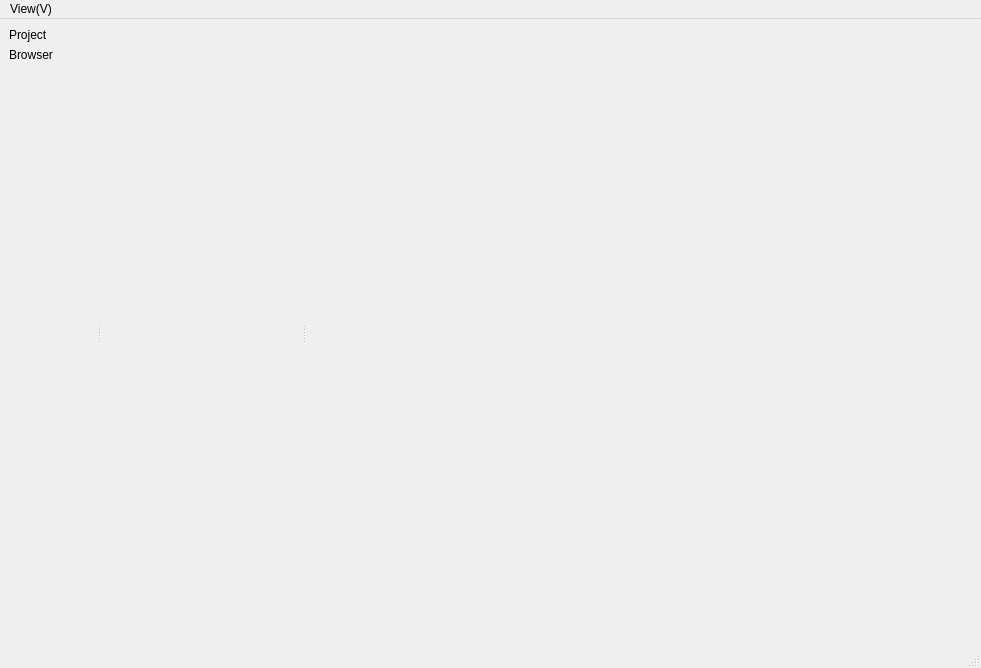
Qt form src/ui/mainwindow.ui (xiangCaO233/MusicMapMaker) before a commit.
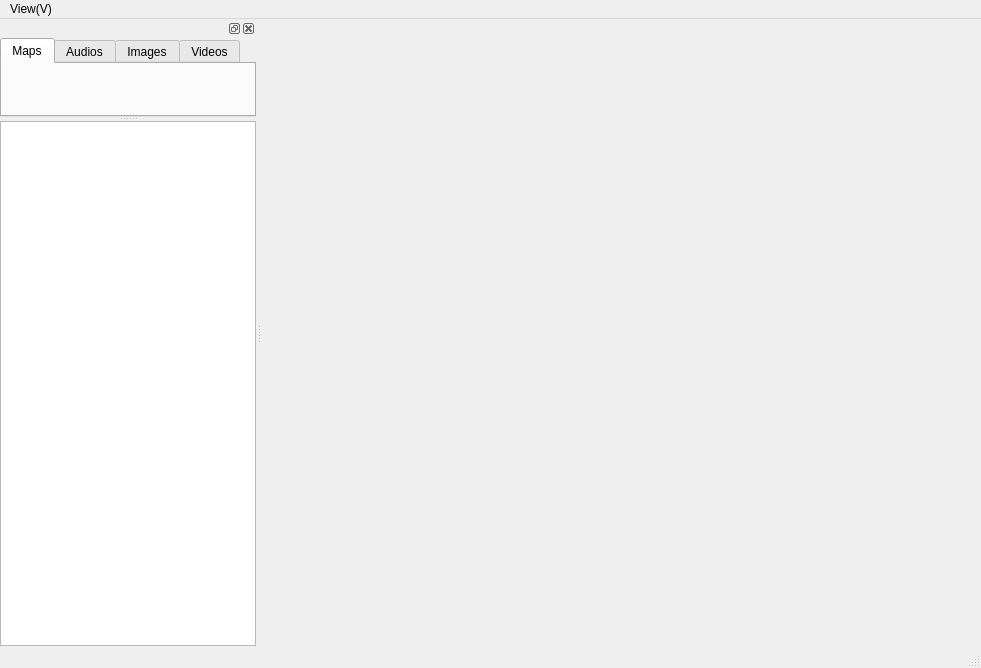
The same form after that commit.

Patch:
```diff
--- a/src/ui/mainwindow.ui
+++ b/src/ui/mainwindow.ui
@@ -14,53 +14,7 @@
    <string>MainWindow</string>
   </property>
   <widget class="QWidget" name="centralwidget">
-   <layout class="QHBoxLayout" name="horizontalLayout">
-    <item>
-     <widget class="QSplitter" name="splitter_2">
-      <property name="orientation">
-       <enum>Qt::Orientation::Horizontal</enum>
-      </property>
-      <widget class="QSplitter" name="splitter">
-       <property name="orientation">
-        <enum>Qt::Orientation::Horizontal</enum>
-       </property>
-       <widget class="QWidget" name="tool_label_widget" native="true">
-        <layout class="QVBoxLayout" name="verticalLayout">
-         <item>
-          <widget class="QLabel" name="label">
-           <property name="text">
-            <string>Project</string>
-           </property>
-          </widget>
-         </item>
-         <item>
-          <widget class="QLabel" name="label_2">
-           <property name="text">
-            <string>Browser</string>
-           </property>
-          </widget>
-         </item>
-         <item>
-          <spacer name="verticalSpacer">
-           <property name="orientation">
-            <enum>Qt::Orientation::Vertical</enum>
-           </property>
-           <property name="sizeHint" stdset="0">
-            <size>
-             <width>20</width>
-             <height>40</height>
-            </size>
-           </property>
-          </spacer>
-         </item>
-        </layout>
-       </widget>
-       <widget class="QWidget" name="tool_widget" native="true"/>
-      </widget>
-      <widget class="QWidget" name="main_container" native="true"/>
-     </widget>
-    </item>
-   </layout>
+   <layout class="QHBoxLayout" name="horizontalLayout"/>
   </widget>
   <widget class="QMenuBar" name="menubar">
    <property name="geometry">
@@ -82,6 +36,63 @@
    <addaction name="menuView_V"/>
   </widget>
   <widget class="QStatusBar" name="statusbar"/>
+  <widget class="QDockWidget" name="dockWidget_5">
+   <attribute name="dockWidgetArea">
+    <number>1</number>
+   </attribute>
+   <widget class="QWidget" name="dockWidgetContents_5">
+    <layout class="QVBoxLayout" name="verticalLayout">
+     <property name="spacing">
+      <number>0</number>
+     </property>
+     <property name="leftMargin">
+      <number>0</number>
+     </property>
+     <property name="topMargin">
+      <number>0</number>
+     </property>
+     <property name="rightMargin">
+      <number>0</number>
+     </property>
+     <property name="bottomMargin">
+      <number>0</number>
+     </property>
+     <item>
+      <widget class="QSplitter" name="project_content_splitter">
+       <property name="orientation">
+        <enum>Qt::Orientation::Vertical</enum>
+       </property>
+       <widget class="QTabWidget" name="tabWidget">
+        <property name="currentIndex">
+         <number>0</number>
+        </property>
+        <widget class="QWidget" name="maps_tab">
+         <attribute name="title">
+          <string>Maps</string>
+         </attribute>
+        </widget>
+        <widget class="QWidget" name="audios_tab">
+         <attribute name="title">
+          <string>Audios</string>
+         </attribute>
+        </widget>
+        <widget class="QWidget" name="images_tab">
+         <attribute name="title">
+          <string>Images</string>
+         </attribute>
+        </widget>
+        <widget class="QWidget" name="videos_tab">
+         <attribute name="title">
+          <string>Videos</string>
+         </attribute>
+        </widget>
+       </widget>
+       <widget class="QTreeView" name="project_browser"/>
+      </widget>
+     </item>
+    </layout>
+   </widget>
+  </widget>
   <action name="actionTrack_Manager">
    <property name="checkable">
     <bool>true</bool>
```
